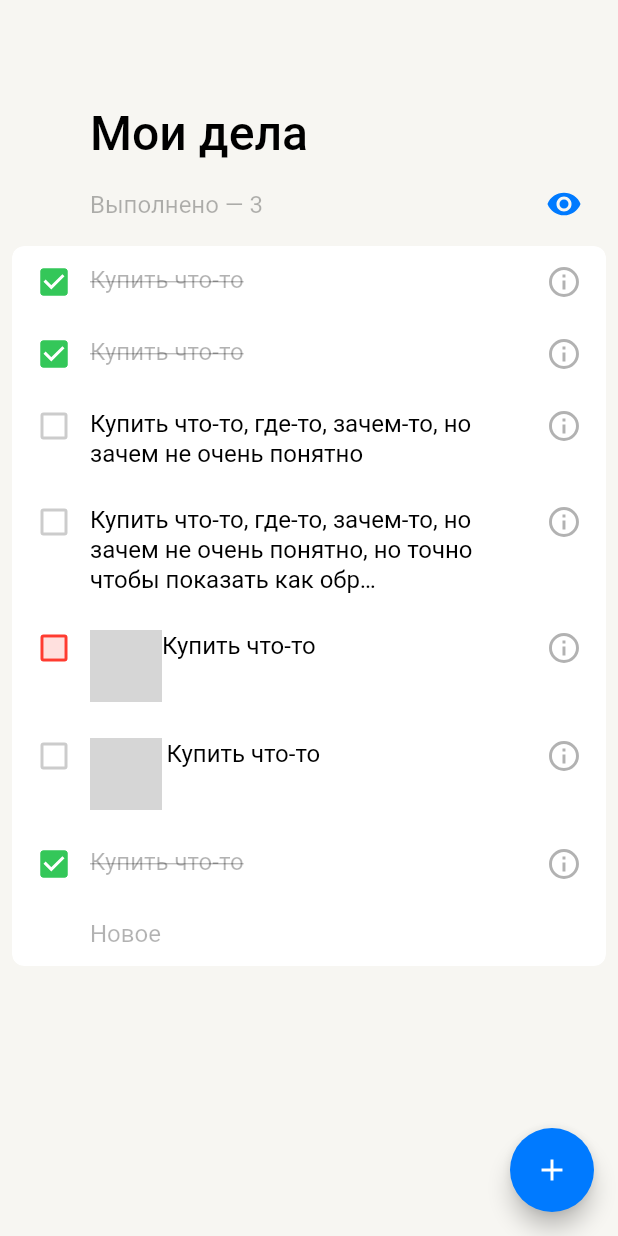
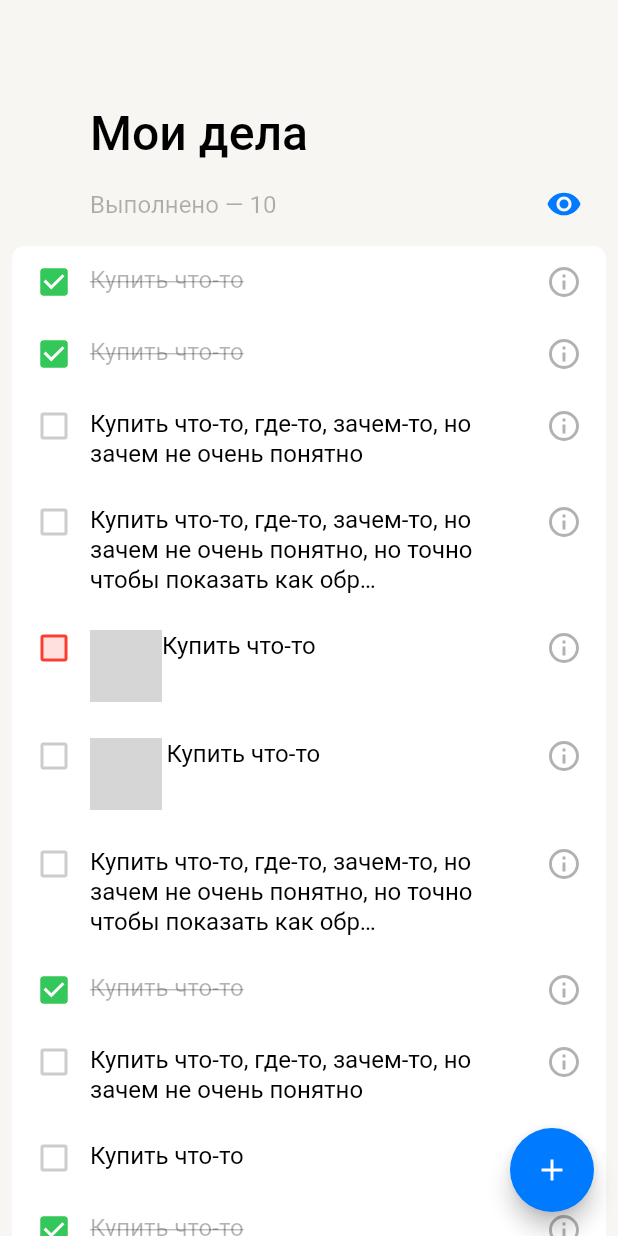
Before and after one commit to olegalibekov/TheForgetMeNotList, a Flutter app: the screen it shows after launch, on a phone screen of 412 x 824 dp. Run offline on Flutter 3.47's test engine with Material 2 defaults, Android fonts, the phone set to English and light mode, and no system bars; our stand-ins replace flutter_svg, freezed_annotation, logger; grey boxes are pictures that could not be loaded.

Commit message:
style: add initial list tasks

```diff
--- a/lib/feature/main_screen/presentation/main_screen.dart
+++ b/lib/feature/main_screen/presentation/main_screen.dart
@@ -31,7 +31,7 @@ class _MainScreenState extends State<MainScreen> {
             final tasksList = TasksState.instance.fetchList();
             final completedTasks = TasksState.instance.fetchCompletedTasks();
             return CustomScrollView(
-              physics: BouncingScrollPhysics(),
+              physics: const BouncingScrollPhysics(),
               shrinkWrap: true,
               slivers: <Widget>[
                 SliverPersistentHeader(
--- a/lib/states/tasks_state/tasks_state.dart
+++ b/lib/states/tasks_state/tasks_state.dart
@@ -51,8 +51,103 @@ class TasksState {
       importance: Importance.low,
     ),
     TaskModel(
+      isCompleted: false,
+      description: 'Купить что-то, где-то, зачем-то, но зачем не очень понятно, но точно чтобы показать как обр…',
+      importance: Importance.notSpecified,
+    ),
+    TaskModel(
       isCompleted: true,
       description: 'Купить что-то',
+      importance: Importance.notSpecified,
+    ),
+    TaskModel(
+      isCompleted: false,
+      description: 'Купить что-то, где-то, зачем-то, но зачем не очень понятно',
+      importance: Importance.notSpecified,
+    ),
+    TaskModel(
+      isCompleted: false,
+      description: 'Купить что-то',
+      importance: Importance.notSpecified,
+    ),
+    TaskModel(
+      isCompleted: true,
+      description: 'Купить что-то',
+      importance: Importance.notSpecified,
+    ),
+    TaskModel(
+      isCompleted: false,
+      description: 'Купить что-то',
+      importance: Importance.notSpecified,
+    ),
+    TaskModel(
+      isCompleted: true,
+      description: 'Купить что-то, где-то, зачем-то, но зачем не очень понятно',
+      importance: Importance.notSpecified,
+    ),
+    TaskModel(
+      isCompleted: true,
+      description: 'Купить что-то',
+      importance: Importance.notSpecified,
+    ),
+    TaskModel(
+      isCompleted: true,
+      description: 'Купить что-то',
+      importance: Importance.notSpecified,
+    ),
+    TaskModel(
+      isCompleted: false,
+      description: 'Купить что-то, где-то, зачем-то, но зачем не очень понятно',
+      importance: Importance.notSpecified,
+    ),
+    TaskModel(
+      isCompleted: false,
+      description: 'Купить что-то, где-то, зачем-то, но зачем не очень понятно, но точно чтобы показать как обр…',
+      importance: Importance.notSpecified,
+    ),
+    TaskModel(
+      isCompleted: false,
+      description: 'Купить что-то',
+      importance: Importance.high,
+    ),
+    TaskModel(
+      isCompleted: false,
+      description: 'Купить что-то',
+      importance: Importance.low,
+    ),
+    TaskModel(
+      isCompleted: false,
+      description: 'Купить что-то, где-то, зачем-то, но зачем не очень понятно, но точно чтобы показать как обр…',
+      importance: Importance.notSpecified,
+    ),
+    TaskModel(
+      isCompleted: true,
+      description: 'Купить что-то',
+      importance: Importance.notSpecified,
+    ),
+    TaskModel(
+      isCompleted: false,
+      description: 'Купить что-то, где-то, зачем-то, но зачем не очень понятно',
+      importance: Importance.notSpecified,
+    ),
+    TaskModel(
+      isCompleted: false,
+      description: 'Купить что-то',
+      importance: Importance.notSpecified,
+    ),
+    TaskModel(
+      isCompleted: true,
+      description: 'Купить что-то',
+      importance: Importance.notSpecified,
+    ),
+    TaskModel(
+      isCompleted: false,
+      description: 'Купить что-то',
+      importance: Importance.notSpecified,
+    ),
+    TaskModel(
+      isCompleted: true,
+      description: 'Купить что-то, где-то, зачем-то, но зачем не очень понятно',
       importance: Importance.notSpecified,
     ),
   ];
```
